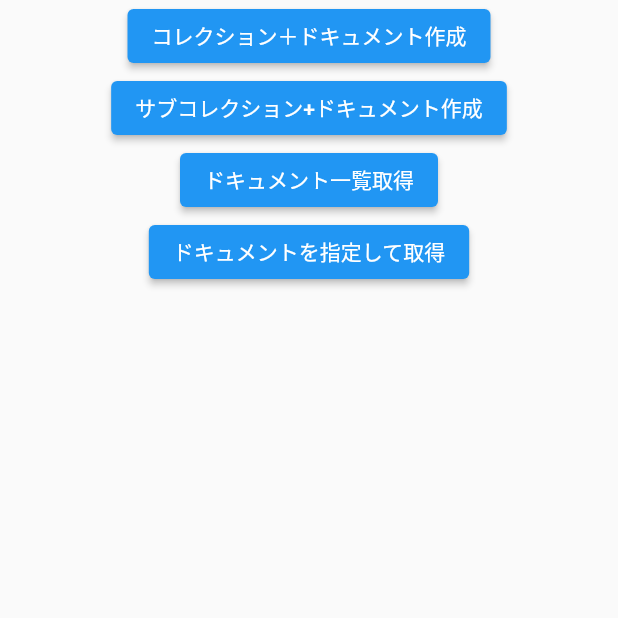
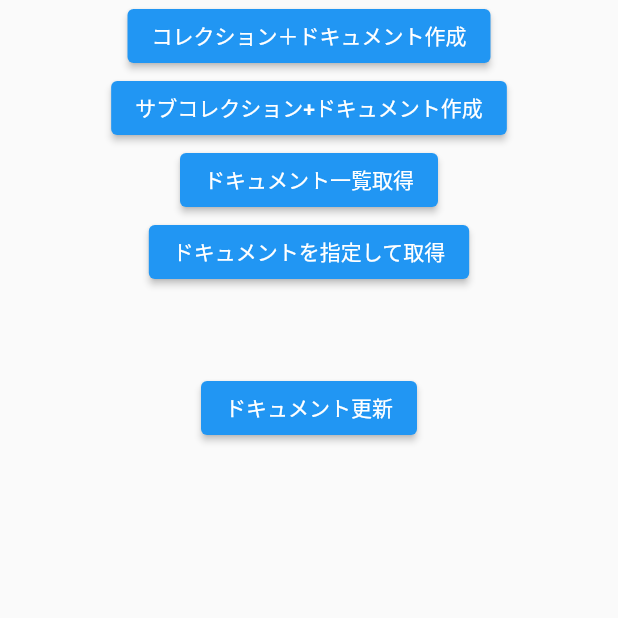
Before and after one commit to nawanawa-github/myfirestoreapp_git, a Flutter app: the screen it shows after launch, on a phone screen of 412 x 824 dp, the top half of it. Run offline on Flutter 3.47's test engine with Material 2 defaults, Android fonts, the phone set to English and light mode, and no system bars; our stand-ins replace cloud_firestore, firebase_core; accounts and stored records are empty.

Commit message:
更新機能

```diff
--- a/lib/main.dart
+++ b/lib/main.dart
@@ -53,7 +53,7 @@ class _MyFirestorePageState extends State<MyFirestorePage> {
                 await FirebaseFirestore.instance.collection('users').doc('id_abc').collection('orders').doc('id_123').set({'price':600, 'date':'9/13'});
               },
             ),
-             ElevatedButton(
+            ElevatedButton(
               child: Text('ドキュメント一覧取得'),
               onPressed: () async {
                 // コレクション内のドキュメント一覧を取得
@@ -87,6 +87,14 @@ class _MyFirestorePageState extends State<MyFirestorePage> {
             ),
             // ドキュメントの情報を表示
             ListTile(title: Text(orderDocumentInfo)),
+            ElevatedButton(
+              child: Text('ドキュメント更新'),
+              onPressed: () async {
+                // ドキュメント更新
+                await FirebaseFirestore.instance.collection('users').doc('id_abc').update({'age': 41});
+              },
+            ),
+
           ],
         ),
       ),
```
